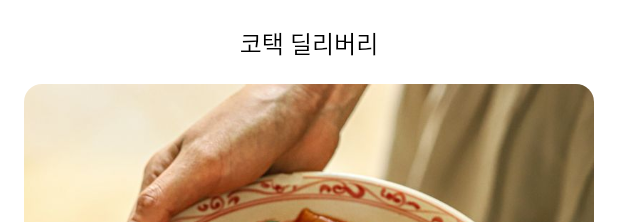
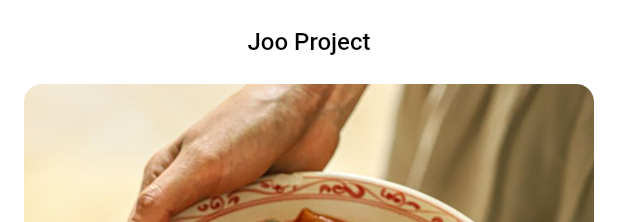
Before and after one commit to JooSeunghyeon/flutterlogin, a Flutter app: the RootTab widget shown alone on an empty page, opened directly, on a phone screen of 412 x 824 dp. Shown: the top 222 px of the screen. Run offline on Flutter 3.47's test engine with Material 2 defaults, Android fonts, the phone set to English and light mode, and no system bars; our stand-ins replace dio, flutter_secure_storage; accounts and stored records are empty; network calls fail.

```diff
--- a/lib/common/layout/default_layout.dart
+++ b/lib/common/layout/default_layout.dart
@@ -10,11 +10,15 @@ class DefaultLayout extends StatelessWidget {
 
   @override
   Widget build(BuildContext context) {
-    return Scaffold(
-      backgroundColor: backgroundColor ?? Colors.white, // 기본색상은 흰색으로 시작한다.
-      appBar: rederAppBar(),
-      body: child,
-      bottomNavigationBar: bottomNavigationBar,
+    return SafeArea(
+      top: true,
+      bottom: false,
+      child: Scaffold(
+        backgroundColor: backgroundColor ?? Colors.white, // 기본색상은 흰색으로 시작한다.
+        appBar: rederAppBar(),
+        body: child,
+        bottomNavigationBar: bottomNavigationBar,
+      ),
     );
   }
 
--- a/lib/common/view/root_tab.dart
+++ b/lib/common/view/root_tab.dart
@@ -42,7 +42,7 @@ SingleTickerProviderStateMixin{
   @override
   Widget build(BuildContext context) {
     return DefaultLayout(
-      title: '코택 딜리버리',
+      title: 'Joo Project',
       child: TabBarView(
         physics: NeverScrollableScrollPhysics(), // 옆으로 드래그 해서 페이지 이동하는거 막는것
         controller: controller,
--- a/lib/common/view/splash_screen.dart
+++ b/lib/common/view/splash_screen.dart
@@ -35,6 +35,7 @@ class _SplashScreenState extends State<SplashScreen> {
     final dio = Dio();
 
     try{
+      // 해당 경로에서 토큰을 가지고 authorization에 Bearer 로 성공 여부를 판단한다.
       final resp = await dio.post('http://$ip/auth/token',
         options: Options(
           headers: {
@@ -45,14 +46,14 @@ class _SplashScreenState extends State<SplashScreen> {
 
       Navigator.of(context).pushAndRemoveUntil(
           MaterialPageRoute(
-            builder: (_) => RootTab(),
+            builder: (_) => RootTab(), // 성공
           ),
               (route) => false);
 
     }catch(e){
       Navigator.of(context).pushAndRemoveUntil(
         MaterialPageRoute(
-          builder: (_) => LoginScreen(),
+          builder: (_) => LoginScreen(), // 실패
         ),
             (route) => false,
       );
--- a/lib/user/view/login_screen.dart
+++ b/lib/user/view/login_screen.dart
@@ -74,7 +74,7 @@ class _LoginScreenState extends State<LoginScreen> {
 
                     Codec<String, String> stringToBase64 = utf8.fuse(base64); //이건 외우는게 좋음 .
 
-                    String token = stringToBase64.encode(rawString);
+                    String token = stringToBase64.encode(rawString); // encode로 token에 담는다.
 
                     final resp = await dio.post('http://$ip/auth/login',
                       options: Options(
```
Also changed, not shown: pubspec.lock.
